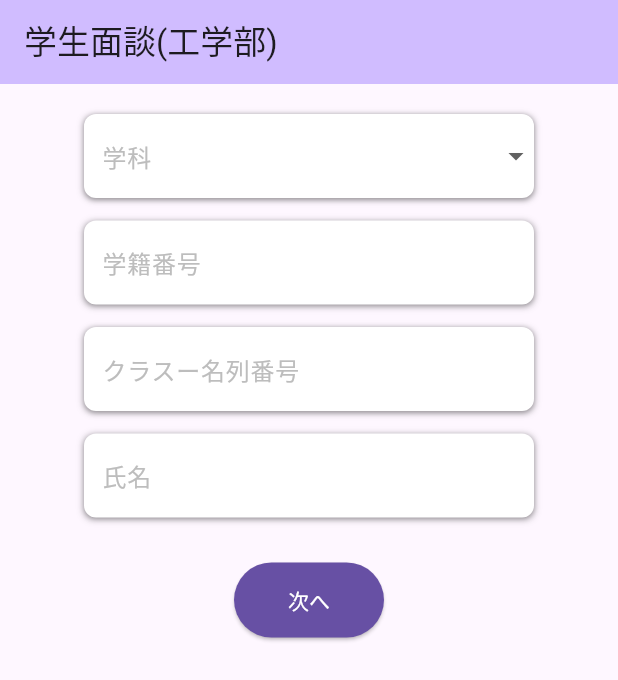
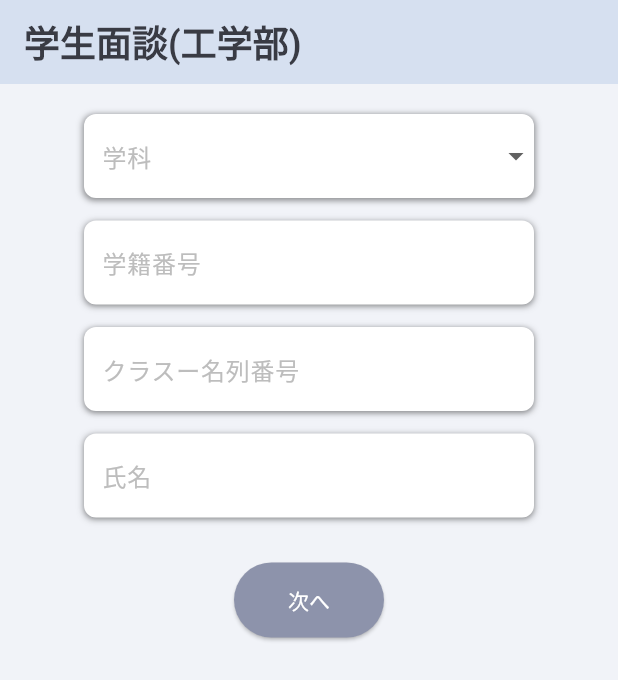
Before and after one commit to school-interview/school-interview-system, a Flutter app: the screen it shows after launch, on a phone screen of 412 x 824 dp. Shown: the top 680 px of the screen. Run offline on Flutter 3.47's test engine with Material 3 defaults, Android fonts, the phone set to English and light mode, and no system bars; our stand-ins replace flutter_riverpod, freezed_annotation.

Commit message:
カラー設定

```diff
--- /dev/null
+++ b/client/lib/component/custom_app_bar.dart
@@ -0,0 +1,15 @@
+import 'package:client/constant/color.dart';
+import 'package:flutter/material.dart';
+
+class CostomAppBar {
+  /// スタート画面[ProfileInputView]と[AvatarSelectView]のAppBar
+  final startAppBar = AppBar(
+    backgroundColor: ColorDefinitions.secondaryColor,
+    title: const Text("学生面談(工学部)"),
+    titleTextStyle: const TextStyle(
+      color: ColorDefinitions.textColor,
+      fontWeight: FontWeight.bold,
+      fontSize: 24,
+    ),
+  );
+}
--- a/client/lib/component/input_text_field.dart
+++ b/client/lib/component/input_text_field.dart
@@ -1,5 +1,5 @@
 import 'package:client/constant/color.dart';
-import 'package:client/view_model/start/start_view_model.dart';
+import 'package:client/view_model/profile_input/profile_input_view_model.dart';
 import 'package:flutter/material.dart';
 import 'package:flutter/services.dart';
 
@@ -7,7 +7,7 @@ typedef ValidatorFunction = String? Function(String value);
 
 /// テキスト入力ボックス
 Widget buildInputTextField(
-  StartViewModel viewModel, {
+  ProfileInputViewModel viewModel, {
   required String labelText,
   required String hintText,
   int? limitText,
--- a/client/lib/constant/color.dart
+++ b/client/lib/constant/color.dart
@@ -1,6 +1,19 @@
 import 'package:flutter/material.dart';
 
+/// カラー定義クラス
 class ColorDefinitions {
+  // プライマリカラー
+  static const primaryColor = Color(0xFFF1F3F8);
+
+  // セカンダリーカラー
+  static const secondaryColor = Color(0xFFD6E0F0);
+
+  // アクセントカラー
+  static const accentColor = Color(0xFF8D93AB);
+
+  // テキストカラー
+  static const textColor = Color(0xFF393B44);
+
   // BoxShadowレイヤーカラー1
   static const boxShadowLayer1 = Color(0x26000000);
 
--- a/client/lib/main.dart
+++ b/client/lib/main.dart
@@ -1,4 +1,4 @@
-import 'package:client/view/start/start_view.dart';
+import 'package:client/view/profile_input/profile_input_view.dart';
 import 'package:flutter/gestures.dart';
 import 'package:flutter/material.dart';
 import 'package:flutter_riverpod/flutter_riverpod.dart';
@@ -8,7 +8,7 @@ void main() {
     ProviderScope(
       child: MaterialApp(
         scrollBehavior: CustomScrollBehavior(),
-        home: const StartView(),
+        home: const ProfileInputView(),
       ),
     ),
   );
--- a/client/lib/view/avatar_select/avatar_select_view.dart
+++ b/client/lib/view/avatar_select/avatar_select_view.dart
@@ -1,4 +1,6 @@
+import 'package:client/component/custom_app_bar.dart';
 import 'package:client/component/style/box_shadow_style.dart';
+import 'package:client/constant/color.dart';
 import 'package:flutter/material.dart';
 import 'package:flutter_riverpod/flutter_riverpod.dart';
 
@@ -21,16 +23,17 @@ class _AvatarSelectView extends ConsumerState<AvatarSelectView> {
   @override
   Widget build(BuildContext context) {
     return Scaffold(
-      appBar: AppBar(
-        backgroundColor: Theme.of(context).colorScheme.inversePrimary,
-        title: const Text("学生面談(工学部)"),
-      ),
+      backgroundColor: ColorDefinitions.primaryColor,
+      appBar: CostomAppBar().startAppBar,
       body: SafeArea(
         child: Container(
           padding: const EdgeInsets.only(top: 20),
           child: Column(
             children: [
-              const Text("面談相手を選択してください"),
+              const Text(
+                "面談相手を選択してください",
+                style: TextStyle(color: ColorDefinitions.textColor),
+              ),
               const SizedBox(height: 16),
               Expanded(
                 child: _avatarList(),
--- a/client/lib/view/start/start_view.dart
+++ b/client/lib/view/profile_input/profile_input_view.dart
@@ -1,19 +1,21 @@
 import 'package:client/component/input_text_field.dart';
+import 'package:client/component/custom_app_bar.dart';
+import 'package:client/component/style/box_shadow_style.dart';
 import 'package:client/constant/color.dart';
 import 'package:client/constant/select_items.dart';
 import 'package:client/view/avatar_select/avatar_select_view.dart';
-import 'package:client/view_model/start/start_view_model.dart';
+import 'package:client/view_model/profile_input/profile_input_view_model.dart';
 import 'package:flutter/material.dart';
 import 'package:flutter_riverpod/flutter_riverpod.dart';
 
-class StartView extends ConsumerStatefulWidget {
-  const StartView({super.key});
+class ProfileInputView extends ConsumerStatefulWidget {
+  const ProfileInputView({super.key});
 
   @override
-  ConsumerState<StartView> createState() => _StartView();
+  ConsumerState<ProfileInputView> createState() => _ProfileInputView();
 }
 
-class _StartView extends ConsumerState<StartView> {
+class _ProfileInputView extends ConsumerState<ProfileInputView> {
   final formKey = GlobalKey<FormState>();
 
   @override
@@ -26,13 +28,11 @@ class _StartView extends ConsumerState<StartView> {
 
   @override
   Widget build(BuildContext context) {
-    final viewModel = ref.watch(startViewModelProvider.notifier);
+    final viewModel = ref.watch(profileInputViewModelProvider.notifier);
 
     return Scaffold(
-      appBar: AppBar(
-        backgroundColor: Theme.of(context).colorScheme.inversePrimary,
-        title: const Text("学生面談(工学部)"),
-      ),
+      backgroundColor: ColorDefinitions.primaryColor,
+      appBar: CostomAppBar().startAppBar,
       body: Center(
         child: Container(
           padding: const EdgeInsets.only(top: 20),
@@ -97,8 +97,8 @@ class _StartView extends ConsumerState<StartView> {
                     }
                   },
                   style: ElevatedButton.styleFrom(
-                    foregroundColor: Theme.of(context).colorScheme.onPrimary,
-                    backgroundColor: Theme.of(context).colorScheme.primary,
+                    foregroundColor: Colors.white,
+                    backgroundColor: ColorDefinitions.accentColor,
                     minimumSize: const Size(100, 50),
                   ),
                   child: const Text("次へ"),
@@ -112,7 +112,7 @@ class _StartView extends ConsumerState<StartView> {
   }
 
   /// 学科のプルダウンを作成するWidget
-  Widget _buildSelectMajorPullDown(StartViewModel viewModel) {
+  Widget _buildSelectMajorPullDown(ProfileInputViewModel viewModel) {
     const majorSelects = SelectItems.majors;
     List<DropdownMenuItem<String>> pullDownItems = [];
     for (int i = 0; i < majorSelects.length; i++) {
@@ -127,22 +127,10 @@ class _StartView extends ConsumerState<StartView> {
       width: 300,
       padding: const EdgeInsets.symmetric(vertical: 4),
       decoration: BoxDecoration(
-          color: Colors.white,
-          borderRadius: BorderRadius.circular(8.0),
-          boxShadow: const <BoxShadow>[
-            BoxShadow(
-              color: ColorDefinitions.boxShadowLayer1,
-              offset: Offset(0, 1),
-              blurRadius: 3,
-              spreadRadius: 1,
-            ),
-            BoxShadow(
-              color: ColorDefinitions.boxShadowLayer2,
-              offset: Offset(0, 1),
-              blurRadius: 2,
-              spreadRadius: 0,
-            ),
-          ]),
+        color: Colors.white,
+        borderRadius: BorderRadius.circular(8.0),
+        boxShadow: BoxShadowStyle.boxShadowStyle(),
+      ),
       child: DropdownButtonFormField(
         items: pullDownItems,
         decoration: const InputDecoration(
@@ -153,6 +141,7 @@ class _StartView extends ConsumerState<StartView> {
           border: InputBorder.none,
           contentPadding: EdgeInsets.symmetric(horizontal: 12),
         ),
+        dropdownColor: Colors.white,
         validator: (value) {
           if (value == null) {
             return '選択してください。';
--- a/client/lib/view_model/start/start_view_model.dart
+++ b/client/lib/view_model/profile_input/profile_input_view_model.dart
@@ -1,22 +1,22 @@
 import 'package:client/repository/user/user_repository.dart';
 import 'package:client/repository/user/user_repository_impl.dart';
-import 'package:client/view_model/start/start_view_model_state.dart';
+import 'package:client/view_model/profile_input/profile_input_view_model_state.dart';
 import 'package:flutter_riverpod/flutter_riverpod.dart';
 
-final startViewModelProvider =
-    StateNotifierProvider<StartViewModel, StartViewModelState>(
-  (ref) => StartViewModel(
+final profileInputViewModelProvider =
+    StateNotifierProvider<ProfileInputViewModel, ProfileInputViewModelState>(
+  (ref) => ProfileInputViewModel(
     userRepository: UserRepositoryImpl(),
   ),
 );
 
-class StartViewModel extends StateNotifier<StartViewModelState> {
+class ProfileInputViewModel extends StateNotifier<ProfileInputViewModelState> {
   final UserRepository _userRepository;
 
-  StartViewModel({
+  ProfileInputViewModel({
     required UserRepository userRepository,
   })  : _userRepository = userRepository,
-        super(const StartViewModelState());
+        super(const ProfileInputViewModelState());
 
   setName(String name) {
     state = state.copyWith(name: name);
--- /dev/null
+++ b/client/lib/view_model/profile_input/profile_input_view_model_state.dart
@@ -0,0 +1,12 @@
+import 'package:freezed_annotation/freezed_annotation.dart';
+
+part 'profile_input_view_model_state.freezed.dart';
+
+@freezed
+abstract class ProfileInputViewModelState with _$ProfileInputViewModelState {
+  const factory ProfileInputViewModelState({
+    @Default("") String name,
+    @Default("") String schoolNumber,
+    @Default("") String classColmunNumber,
+  }) = _ProfileInputViewModelState;
+}
--- a/client/lib/view_model/start/start_view_model_state.dart
+++ /dev/null
@@ -1,12 +0,0 @@
-import 'package:freezed_annotation/freezed_annotation.dart';
-
-part 'start_view_model_state.freezed.dart';
-
-@freezed
-abstract class StartViewModelState with _$StartViewModelState {
-  const factory StartViewModelState({
-    @Default("") String name,
-    @Default("") String schoolNumber,
-    @Default("") String classColmunNumber,
-  }) = _StartViewModelState;
-}
```
Also changed, not shown: client/lib/view_model/profile_input/profile_input_view_model_state.freezed.dart.
